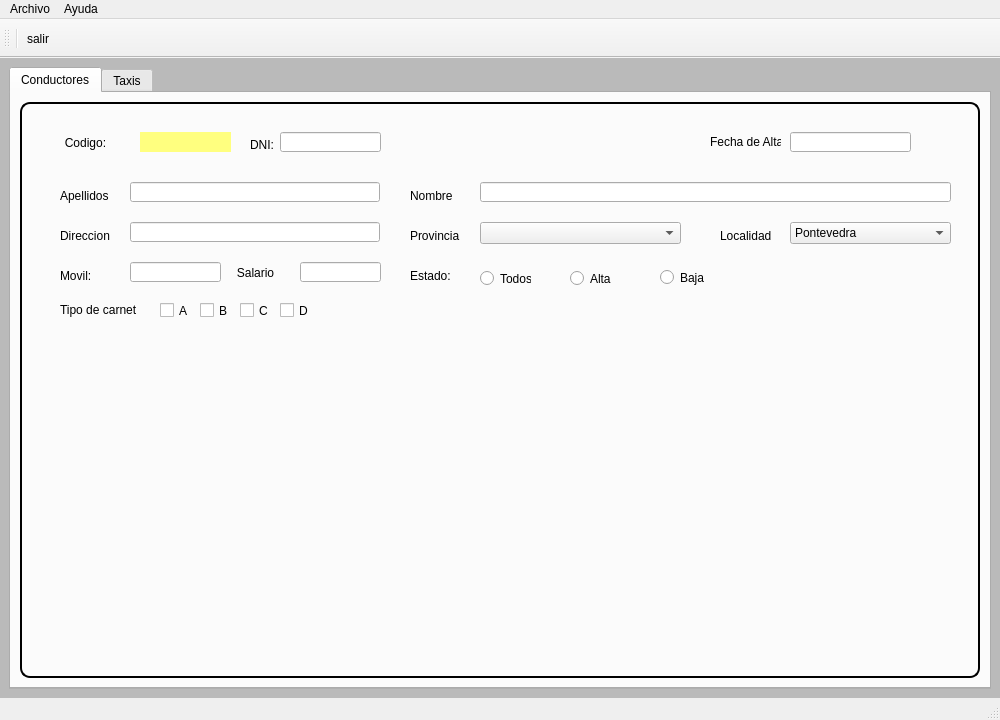
Qt form MainWindow.ui (javierlago/lagoamoedo) before a commit.
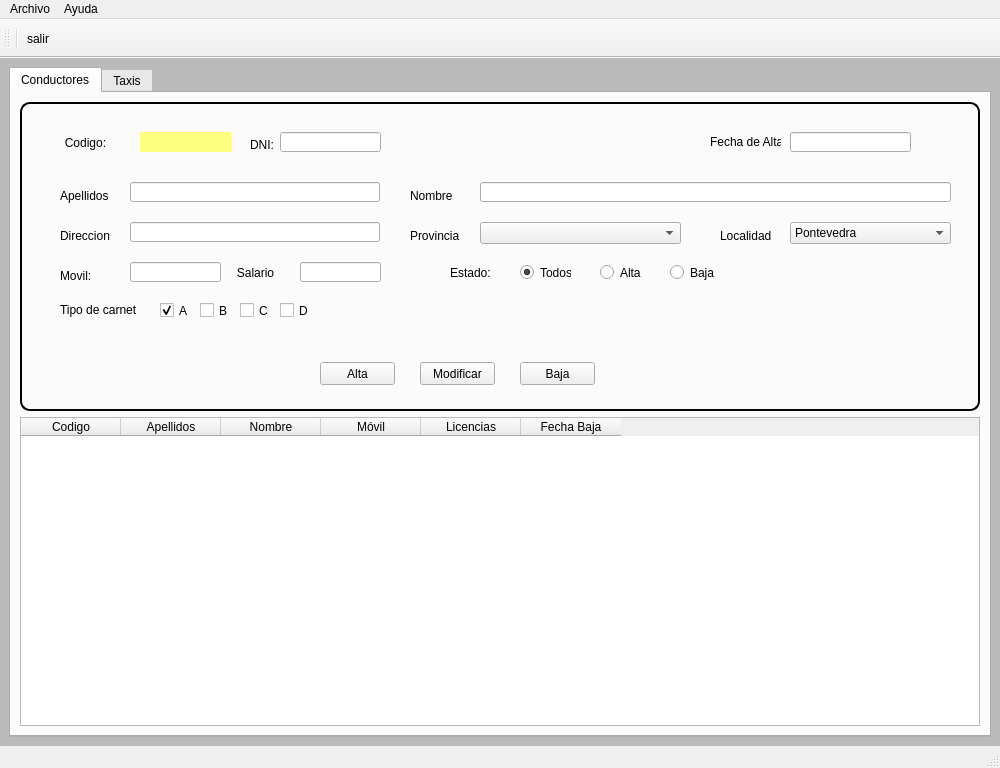
The same form after that commit. Icons and pictures are not drawn.

What changed in the file:
```diff
--- a/MainWindow.ui
+++ b/MainWindow.ui
@@ -10,11 +10,11 @@
     <x>0</x>
     <y>0</y>
     <width>1000</width>
-    <height>720</height>
+    <height>768</height>
    </rect>
   </property>
   <property name="sizePolicy">
-   <sizepolicy hsizetype="Fixed" vsizetype="Fixed">
+   <sizepolicy hsizetype="Maximum" vsizetype="Maximum">
     <horstretch>0</horstretch>
     <verstretch>0</verstretch>
    </sizepolicy>
@@ -27,8 +27,8 @@
   </property>
   <property name="maximumSize">
    <size>
-    <width>1000</width>
-    <height>720</height>
+    <width>15500000</width>
+    <height>15000000</height>
    </size>
   </property>
   <property name="windowTitle">
@@ -54,9 +54,21 @@
    <bool>false</bool>
   </property>
   <widget class="QWidget" name="centralwidget">
+   <property name="sizePolicy">
+    <sizepolicy hsizetype="MinimumExpanding" vsizetype="MinimumExpanding">
+     <horstretch>0</horstretch>
+     <verstretch>0</verstretch>
+    </sizepolicy>
+   </property>
    <layout class="QGridLayout" name="gridLayout">
     <item row="0" column="0">
      <widget class="QFrame" name="gridFrame">
+      <property name="sizePolicy">
+       <sizepolicy hsizetype="MinimumExpanding" vsizetype="MinimumExpanding">
+        <horstretch>0</horstretch>
+        <verstretch>0</verstretch>
+       </sizepolicy>
+      </property>
       <layout class="QGridLayout" name="_2">
        <property name="leftMargin">
         <number>0</number>
@@ -76,7 +88,7 @@
        <item row="0" column="0">
         <widget class="QTabWidget" name="tabPrincipal">
          <property name="sizePolicy">
-          <sizepolicy hsizetype="Expanding" vsizetype="MinimumExpanding">
+          <sizepolicy hsizetype="MinimumExpanding" vsizetype="MinimumExpanding">
            <horstretch>0</horstretch>
            <verstretch>0</verstretch>
           </sizepolicy>
@@ -98,7 +110,7 @@
          </property>
          <widget class="QWidget" name="tabDrivers">
           <property name="sizePolicy">
-           <sizepolicy hsizetype="Expanding" vsizetype="Expanding">
+           <sizepolicy hsizetype="MinimumExpanding" vsizetype="MinimumExpanding">
             <horstretch>0</horstretch>
             <verstretch>0</verstretch>
            </sizepolicy>
@@ -113,17 +125,23 @@
            <string>Conductores</string>
           </attribute>
           <layout class="QGridLayout" name="gridLayout_2">
-           <item row="0" column="1">
+           <item row="0" column="0">
             <widget class="QFrame" name="boxInfo">
              <property name="enabled">
               <bool>true</bool>
              </property>
              <property name="sizePolicy">
-              <sizepolicy hsizetype="Expanding" vsizetype="MinimumExpanding">
+              <sizepolicy hsizetype="MinimumExpanding" vsizetype="MinimumExpanding">
                <horstretch>0</horstretch>
                <verstretch>0</verstretch>
               </sizepolicy>
              </property>
+             <property name="minimumSize">
+              <size>
+               <width>0</width>
+               <height>0</height>
+              </size>
+             </property>
              <property name="autoFillBackground">
               <bool>false</bool>
              </property>
@@ -556,6 +574,9 @@
               <property name="text">
                <string>A</string>
               </property>
+              <property name="checked">
+               <bool>true</bool>
+              </property>
              </widget>
              <widget class="QCheckBox" name="chkB">
               <property name="geometry">
@@ -599,8 +620,8 @@
              <widget class="QLabel" name="label">
               <property name="geometry">
                <rect>
-                <x>390</x>
-                <y>163</y>
+                <x>430</x>
+                <y>160</y>
                 <width>47</width>
                 <height>21</height>
                </rect>
@@ -612,8 +633,8 @@
              <widget class="QRadioButton" name="rbtTodos">
               <property name="geometry">
                <rect>
-                <x>460</x>
-                <y>166</y>
+                <x>500</x>
+                <y>160</y>
                 <width>51</width>
                 <height>21</height>
                </rect>
@@ -621,12 +642,18 @@
               <property name="text">
                <string>Todos</string>
               </property>
+              <property name="checked">
+               <bool>true</bool>
+              </property>
+              <attribute name="buttonGroup">
+               <string notr="true">buttonGroup</string>
+              </attribute>
              </widget>
              <widget class="QRadioButton" name="rbtAlta">
               <property name="geometry">
                <rect>
-                <x>550</x>
-                <y>166</y>
+                <x>580</x>
+                <y>160</y>
                 <width>51</width>
                 <height>21</height>
                </rect>
@@ -638,16 +665,106 @@
              <widget class="QRadioButton" name="rbtBaja">
               <property name="geometry">
                <rect>
-                <x>640</x>
+                <x>650</x>
                 <y>160</y>
                 <width>51</width>
-                <height>31</height>
+                <height>21</height>
                </rect>
               </property>
               <property name="text">
                <string>Baja</string>
               </property>
+              <property name="checked">
+               <bool>false</bool>
+              </property>
+              <attribute name="buttonGroup">
+               <string notr="true">buttonGroup</string>
+              </attribute>
              </widget>
+             <widget class="QPushButton" name="btnaltaDriver">
+              <property name="geometry">
+               <rect>
+                <x>300</x>
+                <y>260</y>
+                <width>75</width>
+                <height>23</height>
+               </rect>
+              </property>
+              <property name="text">
+               <string>Alta</string>
+              </property>
+             </widget>
+             <widget class="QPushButton" name="btnModifDriver">
+              <property name="geometry">
+               <rect>
+                <x>400</x>
+                <y>260</y>
+                <width>75</width>
+                <height>23</height>
+               </rect>
+              </property>
+              <property name="text">
+               <string>Modificar</string>
+              </property>
+             </widget>
+             <widget class="QPushButton" name="btnBajaDriver">
+              <property name="geometry">
+               <rect>
+                <x>500</x>
+                <y>260</y>
+                <width>75</width>
+                <height>23</height>
+               </rect>
+              </property>
+              <property name="text">
+               <string>Baja</string>
+              </property>
+             </widget>
+            </widget>
+           </item>
+           <item row="1" column="0">
+            <widget class="QTableWidget" name="tabDriver2">
+             <property name="sizePolicy">
+              <sizepolicy hsizetype="MinimumExpanding" vsizetype="MinimumExpanding">
+               <horstretch>0</horstretch>
+               <verstretch>0</verstretch>
+              </sizepolicy>
+             </property>
+             <property name="styleSheet">
+              <string notr="true">
+
+</string>
+             </property>
+             <column>
+              <property name="text">
+               <string>Codigo</string>
+              </property>
+             </column>
+             <column>
+              <property name="text">
+               <string>Apellidos</string>
+              </property>
+             </column>
+             <column>
+              <property name="text">
+               <string>Nombre</string>
+              </property>
+             </column>
+             <column>
+              <property name="text">
+               <string>Móvil</string>
+              </property>
+             </column>
+             <column>
+              <property name="text">
+               <string>Licencias</string>
+              </property>
+             </column>
+             <column>
+              <property name="text">
+               <string>Fecha Baja</string>
+              </property>
+             </column>
             </widget>
            </item>
           </layout>
```
Left out of the diff: 18 changed lines with no effect on the pictures.
